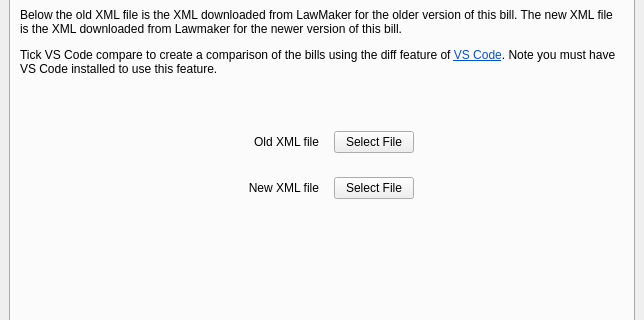
First picture: the form in src/lawchecker/ui/addedNames.ui, repository hoc-ppu/lawchecker, before the edit; both pictures show x 0 to 644 and y 90 to 410 of the 644 by 750 pixel window.
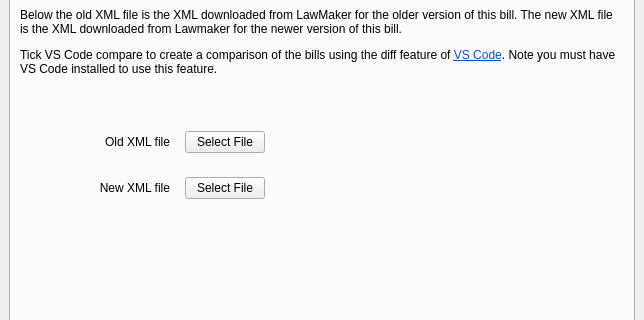
Second picture: the form after the edit. The open tabs and pages were chosen to show the change.

Diff of the .ui file:
```diff
--- a/src/lawchecker/ui/addedNames.ui
+++ b/src/lawchecker/ui/addedNames.ui
@@ -305,65 +305,7 @@
        </attribute>
        <layout class="QVBoxLayout" name="verticalLayout_7">
         <item>
-         <layout class="QGridLayout" name="gridLayout_6" columnstretch="1,1">
-          <item row="0" column="0" colspan="2">
-           <widget class="QLabel" name="instruction_label_3">
-            <property name="text">
-             <string>&lt;html&gt;&lt;head/&gt;&lt;body&gt;&lt;p&gt;You can create a report comparing different versions of a bill (e.g. the 2nd reading and as amended in committee). This report will show you: Added and removed clauses or schedule paragraphs, and standing clauses and schedule paragraphs with changes.&lt;/p&gt;&lt;p&gt;Below the old XML file is the XML downloaded from LawMaker for the older version of this bill. The new XML file is the XML downloaded from Lawmaker for the newer version of this bill.&lt;/p&gt;&lt;p&gt;Tick VS Code compare to create a comparison of the bills using the diff feature of &lt;a href=&quot;https://code.visualstudio.com/&quot;&gt;&lt;span style=&quot; text-decoration: underline; color:#094fd1;&quot;&gt;VS Code&lt;/span&gt;&lt;/a&gt;. Note you must have VS Code installed to use this feature.&lt;/p&gt;&lt;p&gt;&lt;br/&gt;&lt;/p&gt;&lt;/body&gt;&lt;/html&gt;</string>
-            </property>
-            <property name="wordWrap">
-             <bool>true</bool>
-            </property>
-           </widget>
-          </item>
-          <item row="1" column="0">
-           <widget class="QLabel" name="label_10">
-            <property name="text">
-             <string>Old XML file</string>
-            </property>
-            <property name="alignment">
-             <set>Qt::AlignRight|Qt::AlignTrailing|Qt::AlignVCenter</set>
-            </property>
-           </widget>
-          </item>
-          <item row="1" column="1">
-           <widget class="QWidget" name="widget_5" native="true">
-            <property name="minimumSize">
-             <size>
-              <width>0</width>
-              <height>15</height>
-             </size>
-            </property>
-            <property name="maximumSize">
-             <size>
-              <width>16777215</width>
-              <height>16777215</height>
-             </size>
-            </property>
-            <layout class="QHBoxLayout" name="horizontalLayout">
-             <item>
-              <widget class="QPushButton" name="old_bill_XML_btn">
-               <property name="text">
-                <string>Select File</string>
-               </property>
-              </widget>
-             </item>
-             <item>
-              <spacer name="horizontalSpacer_3">
-               <property name="orientation">
-                <enum>Qt::Horizontal</enum>
-               </property>
-               <property name="sizeHint" stdset="0">
-                <size>
-                 <width>40</width>
-                 <height>20</height>
-                </size>
-               </property>
-              </spacer>
-             </item>
-            </layout>
-           </widget>
-          </item>
+         <layout class="QGridLayout" name="gridLayout_6" columnstretch="1,3">
           <item row="2" column="0">
            <widget class="QLabel" name="select_label_3">
             <property name="text">
@@ -390,6 +332,13 @@
                </property>
               </widget>
              </item>
+             <item>
+              <widget class="QLabel" name="bill_new_xml_lbl">
+               <property name="text">
+                <string/>
+               </property>
+              </widget>
+             </item>
              <item>
               <spacer name="horizontalSpacer_4">
                <property name="orientation">
@@ -406,6 +355,71 @@
             </layout>
            </widget>
           </item>
+          <item row="1" column="1">
+           <widget class="QWidget" name="widget_5" native="true">
+            <property name="minimumSize">
+             <size>
+              <width>0</width>
+              <height>15</height>
+             </size>
+            </property>
+            <property name="maximumSize">
+             <size>
+              <width>16777215</width>
+              <height>16777215</height>
+             </size>
+            </property>
+            <layout class="QHBoxLayout" name="horizontalLayout">
+             <item>
+              <widget class="QPushButton" name="old_bill_XML_btn">
+               <property name="text">
+                <string>Select File</string>
+               </property>
+              </widget>
+             </item>
+             <item>
+              <widget class="QLabel" name="bill_old_xml_lbl">
+               <property name="text">
+                <string/>
+               </property>
+              </widget>
+             </item>
+             <item>
+              <spacer name="horizontalSpacer_3">
+               <property name="orientation">
+                <enum>Qt::Horizontal</enum>
+               </property>
+               <property name="sizeHint" stdset="0">
+                <size>
+                 <width>40</width>
+                 <height>20</height>
+                </size>
+               </property>
+              </spacer>
+             </item>
+            </layout>
+           </widget>
+          </item>
+          <item row="0" column="0" colspan="2">
+           <widget class="QLabel" name="instruction_label_3">
+            <property name="text">
+             <string>&lt;html&gt;&lt;head/&gt;&lt;body&gt;&lt;p&gt;You can create a report comparing different versions of a bill (e.g. the 2nd reading and as amended in committee). This report will show you: Added and removed clauses or schedule paragraphs, and standing clauses and schedule paragraphs with changes.&lt;/p&gt;&lt;p&gt;Below the old XML file is the XML downloaded from LawMaker for the older version of this bill. The new XML file is the XML downloaded from Lawmaker for the newer version of this bill.&lt;/p&gt;&lt;p&gt;Tick VS Code compare to create a comparison of the bills using the diff feature of &lt;a href=&quot;https://code.visualstudio.com/&quot;&gt;&lt;span style=&quot; text-decoration: underline; color:#094fd1;&quot;&gt;VS Code&lt;/span&gt;&lt;/a&gt;. Note you must have VS Code installed to use this feature.&lt;/p&gt;&lt;p&gt;&lt;br/&gt;&lt;/p&gt;&lt;/body&gt;&lt;/html&gt;</string>
+            </property>
+            <property name="wordWrap">
+             <bool>true</bool>
+            </property>
+           </widget>
+          </item>
+          <item row="1" column="0">
+           <widget class="QLabel" name="label_10">
+            <property name="text">
+             <string>Old XML file</string>
+            </property>
+            <property name="alignment">
+             <set>Qt::AlignRight|Qt::AlignTrailing|Qt::AlignVCenter</set>
+            </property>
+           </widget>
+          </item>
          </layout>
         </item>
         <item>
```
Left out of the diff: 2 changed lines with no effect on the pictures.
